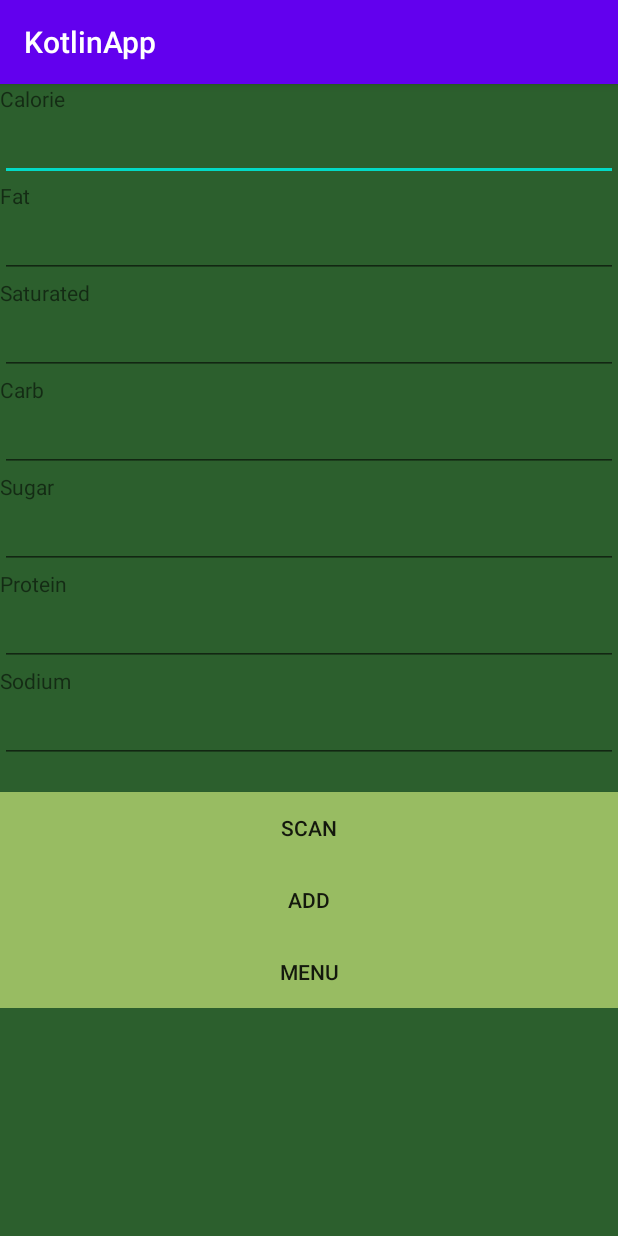
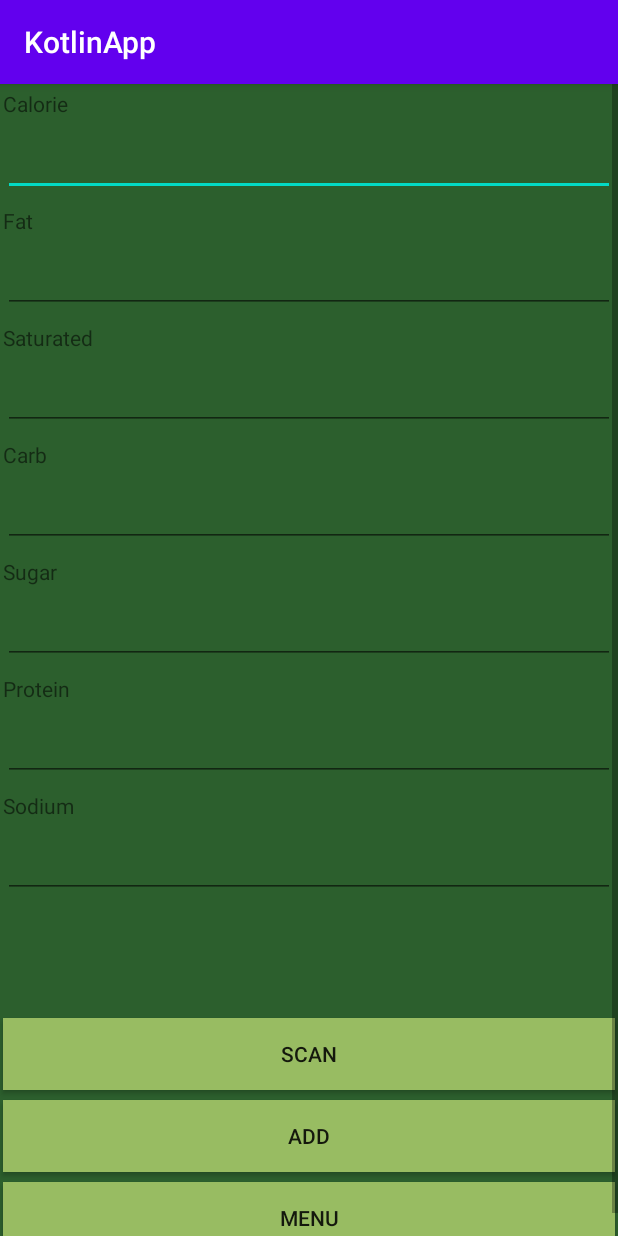
Before and after one commit to PGuzal/BarCodeScanner, an Android app: the AddPlace screen opened directly, with no data from a screen before it, on a phone screen of 412 x 824 dp. Run offline under Robolectric (Android 15) with nearby library versions, the phone set to English and light mode, and no system bars; libraries missing offline, so code that uses them is left out: com.google.zxing.integration.

Commit message:
Location elements

```diff
--- a/app/src/main/res/layout/activity_add_place.xml
+++ b/app/src/main/res/layout/activity_add_place.xml
@@ -27,12 +27,20 @@
                 android:id="@+id/textView11"
                 android:layout_width="match_parent"
                 android:layout_height="wrap_content"
+                android:layout_marginLeft="2dp"
+                android:layout_marginTop="3dp"
+                android:layout_marginRight="2dp"
+                android:layout_marginBottom="3dp"
                 android:text="Calorie" />
 
             <EditText
                 android:id="@+id/Calorie_entry"
                 android:layout_width="match_parent"
                 android:layout_height="wrap_content"
+                android:layout_marginLeft="2dp"
+                android:layout_marginTop="3dp"
+                android:layout_marginRight="2dp"
+                android:layout_marginBottom="3dp"
                 android:ems="10"
                 android:inputType="number" />
 
@@ -40,12 +48,20 @@
                 android:id="@+id/textView10"
                 android:layout_width="match_parent"
                 android:layout_height="wrap_content"
+                android:layout_marginLeft="2dp"
+                android:layout_marginTop="3dp"
+                android:layout_marginRight="2dp"
+                android:layout_marginBottom="3dp"
                 android:text="Fat" />
 
             <EditText
                 android:id="@+id/Fat_entry"
                 android:layout_width="match_parent"
                 android:layout_height="wrap_content"
+                android:layout_marginLeft="2dp"
+                android:layout_marginTop="3dp"
+                android:layout_marginRight="2dp"
+                android:layout_marginBottom="3dp"
                 android:ems="10"
                 android:inputType="numberDecimal|numberSigned" />
 
@@ -53,12 +69,20 @@
                 android:id="@+id/textView9"
                 android:layout_width="match_parent"
                 android:layout_height="wrap_content"
+                android:layout_marginLeft="2dp"
+                android:layout_marginTop="3dp"
+                android:layout_marginRight="2dp"
+                android:layout_marginBottom="3dp"
                 android:text="Saturated" />
 
             <EditText
                 android:id="@+id/Saturated_entry"
                 android:layout_width="match_parent"
                 android:layout_height="wrap_content"
+                android:layout_marginLeft="2dp"
+                android:layout_marginTop="3dp"
+                android:layout_marginRight="2dp"
+                android:layout_marginBottom="3dp"
                 android:ems="10"
                 android:inputType="numberDecimal|numberSigned" />
 
@@ -66,25 +90,41 @@
                 android:id="@+id/textView8"
                 android:layout_width="match_parent"
                 android:layout_height="wrap_content"
+                android:layout_marginLeft="2dp"
+                android:layout_marginTop="3dp"
+                android:layout_marginRight="2dp"
+                android:layout_marginBottom="3dp"
                 android:text="Carb" />
 
             <EditText
                 android:id="@+id/Carb_entry"
                 android:layout_width="match_parent"
                 android:layout_height="wrap_content"
+                android:layout_marginLeft="2dp"
+                android:layout_marginTop="3dp"
+                android:layout_marginRight="2dp"
+                android:layout_marginBottom="3dp"
                 android:ems="10"
-                android:inputType="numberDecimal|numberSigned"/>
+                android:inputType="numberDecimal|numberSigned" />
 
             <TextView
                 android:id="@+id/textView7"
                 android:layout_width="match_parent"
                 android:layout_height="wrap_content"
+                android:layout_marginLeft="2dp"
+                android:layout_marginTop="3dp"
+                android:layout_marginRight="2dp"
+                android:layout_marginBottom="3dp"
                 android:text="Sugar" />
 
             <EditText
                 android:id="@+id/Sugar_entry"
                 android:layout_width="match_parent"
                 android:layout_height="wrap_content"
+                android:layout_marginLeft="2dp"
+                android:layout_marginTop="3dp"
+                android:layout_marginRight="2dp"
+                android:layout_marginBottom="3dp"
                 android:ems="10"
                 android:inputType="numberDecimal|numberSigned" />
 
@@ -92,12 +132,20 @@
                 android:id="@+id/textView6"
                 android:layout_width="match_parent"
                 android:layout_height="wrap_content"
+                android:layout_marginLeft="2dp"
+                android:layout_marginTop="3dp"
+                android:layout_marginRight="2dp"
+                android:layout_marginBottom="3dp"
                 android:text="Protein" />
 
             <EditText
                 android:id="@+id/Protein_entry"
                 android:layout_width="match_parent"
                 android:layout_height="wrap_content"
+                android:layout_marginLeft="2dp"
+                android:layout_marginTop="3dp"
+                android:layout_marginRight="2dp"
+                android:layout_marginBottom="3dp"
                 android:ems="10"
                 android:inputType="numberDecimal|numberSigned" />
 
@@ -105,12 +153,20 @@
                 android:id="@+id/textView5"
                 android:layout_width="match_parent"
                 android:layout_height="wrap_content"
+                android:layout_marginLeft="2dp"
+                android:layout_marginTop="3dp"
+                android:layout_marginRight="2dp"
+                android:layout_marginBottom="3dp"
                 android:text="Sodium" />
 
             <EditText
                 android:id="@+id/Sodium_entry"
                 android:layout_width="match_parent"
                 android:layout_height="wrap_content"
+                android:layout_marginLeft="2dp"
+                android:layout_marginTop="3dp"
+                android:layout_marginRight="2dp"
+                android:layout_marginBottom="5dp"
                 android:ems="10"
                 android:inputType="numberDecimal|numberSigned" />
 
@@ -118,6 +174,10 @@
                 android:id="@+id/Result_view"
                 android:layout_width="match_parent"
                 android:layout_height="wrap_content"
+                android:layout_marginLeft="2dp"
+                android:layout_marginTop="5dp"
+                android:layout_marginRight="2dp"
+                android:layout_marginBottom="10dp"
                 android:text=""
                 android:textAlignment="center" />
 
@@ -125,6 +185,10 @@
                 android:id="@+id/scan_btn"
                 android:layout_width="match_parent"
                 android:layout_height="wrap_content"
+                android:layout_marginLeft="2dp"
+                android:layout_marginTop="40dp"
+                android:layout_marginRight="2dp"
+                android:layout_marginBottom="3dp"
                 android:background="#98bc62"
                 android:text="Scan" />
 
@@ -132,6 +196,10 @@
                 android:id="@+id/btn_add"
                 android:layout_width="match_parent"
                 android:layout_height="wrap_content"
+                android:layout_marginLeft="2dp"
+                android:layout_marginTop="3dp"
+                android:layout_marginRight="2dp"
+                android:layout_marginBottom="3dp"
                 android:background="#98bc62"
                 android:text="Add" />
 
@@ -139,6 +207,10 @@
                 android:id="@+id/btn_menu"
                 android:layout_width="match_parent"
                 android:layout_height="wrap_content"
+                android:layout_marginLeft="2dp"
+                android:layout_marginTop="3dp"
+                android:layout_marginRight="2dp"
+                android:layout_marginBottom="3dp"
                 android:background="#98bc62"
                 android:text="Menu" />
         </LinearLayout>
```
Also changed, not shown: app/src/main/res/layout/activity_main.xml (+18 -10 lines), app/src/main/res/layout/activity_result.xml (+28 -22 lines).
